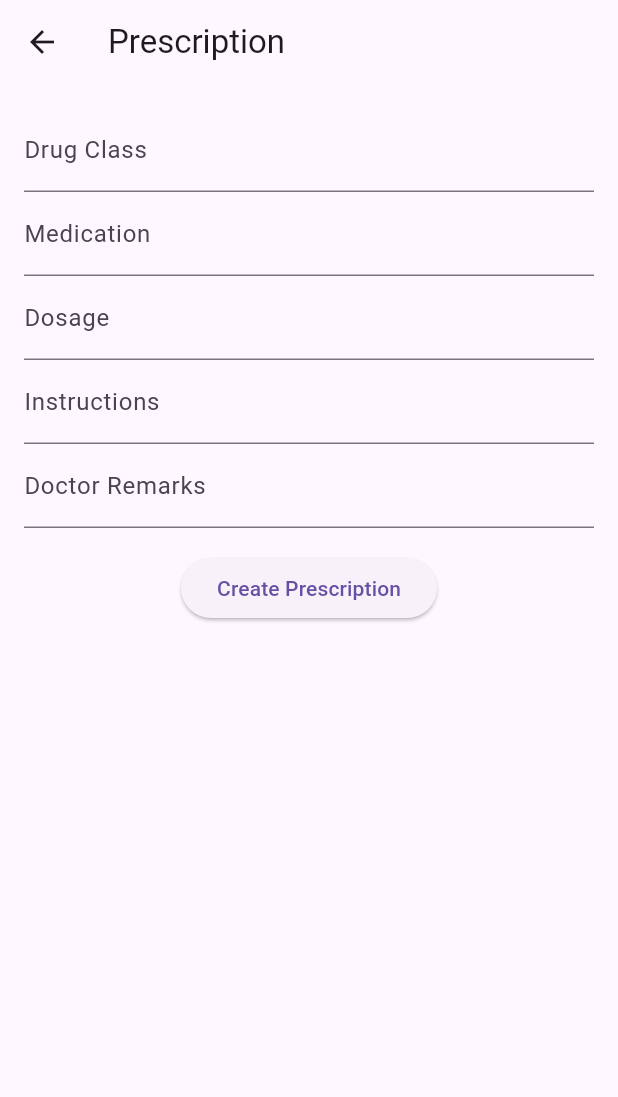
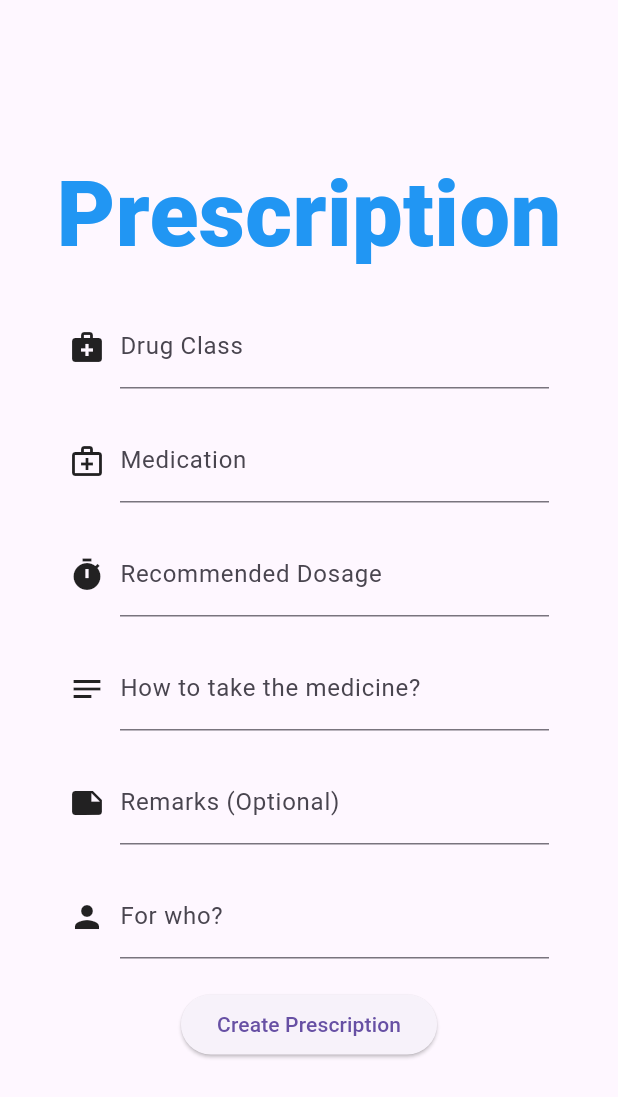
Before and after one commit to uniqlydev/seta, a Flutter app: the PrescriptionScreen screen opened by its route, after a tap on "Create Prescription", on a phone screen of 412 x 824 dp. Shown: the top 1097 px of the screen. Run offline on Flutter 3.47's test engine with Material 3 defaults, Android fonts, the phone set to English and light mode, and no system bars; our stand-ins replace bloc, cloud_firestore, equatable, firebase_auth, firebase_core, flutter_bloc and 3 more; missing offline and left inert: dart:ffi; accounts and stored records are empty; Roboto replaces fonts that are missing (RobotoMono).

Commit message:
Create prescription done

```diff
--- a/lib/blocs/prescription_bloc/prescription_bloc.dart
+++ b/lib/blocs/prescription_bloc/prescription_bloc.dart
@@ -37,10 +37,8 @@ class PrescriptionBloc extends Bloc<PrescriptionEvent, PrescriptionState> {
         'instructions': event.instructions,
       });
 
-      print("Prescription Created Successfully");
       emit(const PrescriptionSuccess(message: 'Prescription Created Successfully'));
     } catch (e) {
-      print("Failed to create prescription: $e");
       emit(const PrescriptionFailure(message: 'Failed to create prescription'));
     }
   }
--- a/lib/blocs/prescription_bloc/prescription_event.dart
+++ b/lib/blocs/prescription_bloc/prescription_event.dart
@@ -1,7 +1,7 @@
 part of 'prescription_bloc.dart';
 
 abstract class PrescriptionEvent extends Equatable {
-
+  const PrescriptionEvent();
 
   @override
   List<Object> get props => [];
@@ -15,7 +15,7 @@ class PrescriptionCreate extends PrescriptionEvent {
   final String drugClass;
   final String instructions;
 
-  PrescriptionCreate({
+  const PrescriptionCreate({
     required this.doctorId,
     required this.patientId,
     required this.medication,
@@ -25,5 +25,5 @@ class PrescriptionCreate extends PrescriptionEvent {
   });
 
   @override
-  List<Object> get props => [patientId, doctorId];
+  List<Object> get props => [doctorId, patientId, medication, dosage, drugClass, instructions];
 }
--- a/lib/blocs/user_bloc/auth_bloc.dart
+++ b/lib/blocs/user_bloc/auth_bloc.dart
@@ -51,7 +51,6 @@ class AuthBloc extends Bloc<AuthEvent, AuthState> {
           if (userType == 'D') {
             // Retreive subcollection of patients
             final patients = await _firestore.collection('doctors').doc(user.uid).collection('patients').get();
-            // Convert to list<Strings>
 
             emit(AuthAuthenticated(user: user, userType: userType!, firstName: userName, patients: patients.docs.map((e) => e.data()['name'] as String).toList()));
           }else if (userType == 'P') {
--- a/lib/repositories/prescribe_repository.dart
+++ b/lib/repositories/prescribe_repository.dart
@@ -9,7 +9,6 @@ class PrescribeRepository {
   Future<void> createPrescription({
     required String doctorId,
     required String patientId,
-    required String prescription,
     required String id,
     required String medication,
     required double dosage,
@@ -20,7 +19,6 @@ class PrescribeRepository {
       await _firestore.collection('prescriptions').doc(id).set({
         'doctorId': doctorId,
         'patientId': patientId,
-        'prescription': prescription,
         'id': id,
         'medication': medication,
         'dosage': dosage,
--- /dev/null
+++ b/lib/screens/doctor/prescription_patient.dart
@@ -0,0 +1,11 @@
+import 'package:flutter/foundation.dart';
+import 'package:flutter/material.dart';
+
+class PrescriptionPatient extends StatelessWidget {
+  const PrescriptionPatient({super.key});
+
+  @override
+  Widget build(BuildContext context) {
+    return const Placeholder();
+  }
+}
--- a/lib/screens/doctor/prescription_screen.dart
+++ b/lib/screens/doctor/prescription_screen.dart
@@ -1,7 +1,6 @@
 import 'package:codingbryant/blocs/prescription_bloc/prescription_bloc.dart';
 import 'package:codingbryant/repositories/prescribe_repository.dart';
 import 'package:firebase_auth/firebase_auth.dart';
-import 'package:flutter/foundation.dart';
 import 'package:flutter/material.dart';
 import 'package:flutter_bloc/flutter_bloc.dart';
 
@@ -13,30 +12,29 @@ class PrescriptionScreen extends StatelessWidget {
   final TextEditingController _dosage = TextEditingController();
   final TextEditingController _instructions = TextEditingController();
   final TextEditingController _doctorRemarksClass = TextEditingController();
+  final TextEditingController _patientId = TextEditingController();
 
   final String doctorUID = FirebaseAuth.instance.currentUser!.uid;
 
   @override
   Widget build(BuildContext context) {
-    return BlocProvider(
-      create: (context) => PrescriptionBloc(prescriptionRepository: PrescribeRepository()),
-      child: Scaffold(
-        appBar: AppBar(
-          title: const Text('Prescription'),
-        ),
-        body: BlocListener<PrescriptionBloc, PrescriptionState>(
+    return Scaffold(
+      body: BlocConsumer<PrescriptionBloc, PrescriptionState>(
         listener: (context, state) {
-            if (kDebugMode) {
-              print('Current state: $state');
-            }
           if (state is PrescriptionCreateLoading) {
             ScaffoldMessenger.of(context).showSnackBar(
               SnackBar(content: Text(state.message)),
             );
           } else if (state is PrescriptionSuccess) {
-              if (kDebugMode) {
-                print("Navigation to /dashboard-doctor");
-              }
+            ScaffoldMessenger.of(context).showSnackBar(
+              SnackBar(content: Text(state.message)),
+            );
+            _drugClass.clear();
+            _medicationClass.clear();
+            _dosage.clear();
+            _instructions.clear();
+            _doctorRemarksClass.clear();
+            // Navigate to dashboard
             Navigator.of(context).pushNamedAndRemoveUntil('/dashboard-doctor', (Route<dynamic> route) => false);
           } else if (state is PrescriptionFailure) {
             ScaffoldMessenger.of(context).showSnackBar(
@@ -44,50 +42,139 @@ class PrescriptionScreen extends StatelessWidget {
             );
           }
         },
-          child: Padding(
+        builder: (context, state) {
+          return Center(
+            child: SingleChildScrollView(
+              child: Column(
+                mainAxisAlignment: MainAxisAlignment.center,
+                children: [
+                  const Text(
+                    'Prescription',
+                    style: TextStyle(
+                      fontFamily: 'RobotoMono',
+                      fontSize: 60,
+                      fontWeight: FontWeight.w800,
+                      color: Colors.blue,
+                    ),
+                  ),
+                  Padding(
                     padding: const EdgeInsets.all(16.0),
                     child: Column(
                       children: [
-                TextField(
+                        Padding(
+                          padding: const EdgeInsets.symmetric(horizontal: 30.0),
+                          child: Row(
+                            children: [
+                              const Icon(Icons.medical_services),
+                              const SizedBox(width: 10),
+                              Expanded(
+                                child: TextFormField(
                                   controller: _drugClass,
                                   decoration: const InputDecoration(
                                     labelText: 'Drug Class',
                                   ),
                                 ),
-                TextField(
+                              ),
+                            ],
+                          ),
+                        ),
+                        const SizedBox(height: 20),
+                        Padding(
+                          padding: const EdgeInsets.symmetric(horizontal: 30.0),
+                          child: Row(
+                            children: [
+                              const Icon(Icons.medical_services_outlined),
+                              const SizedBox(width: 10),
+                              Expanded(
+                                child: TextFormField(
                                   controller: _medicationClass,
                                   decoration: const InputDecoration(
                                     labelText: 'Medication',
                                   ),
                                 ),
-                TextField(
+                              ),
+                            ],
+                          ),
+                        ),
+                        const SizedBox(height: 20),
+                        Padding(
+                          padding: const EdgeInsets.symmetric(horizontal: 30.0),
+                          child: Row(
+                            children: [
+                              const Icon(Icons.timer),
+                              const SizedBox(width: 10),
+                              Expanded(
+                                child: TextFormField(
                                   controller: _dosage,
                                   decoration: const InputDecoration(
-                    labelText: 'Dosage',
+                                    labelText: 'Recommended Dosage',
                                   ),
                                 ),
-                TextField(
+                              ),
+                            ],
+                          ),
+                        ),
+                        const SizedBox(height: 20),
+                        Padding(
+                          padding: const EdgeInsets.symmetric(horizontal: 30.0),
+                          child: Row(
+                            children: [
+                              const Icon(Icons.notes),
+                              const SizedBox(width: 10),
+                              Expanded(
+                                child: TextFormField(
                                   controller: _instructions,
                                   decoration: const InputDecoration(
-                    labelText: 'Instructions',
+                                    labelText: 'How to take the medicine?',
                                   ),
                                 ),
-                TextField(
+                              ),
+                            ],
+                          ),
+                        ),
+                        const SizedBox(height: 20),
+                        Padding(
+                          padding: const EdgeInsets.symmetric(horizontal: 30.0),
+                          child: Row(
+                            children: [
+                              const Icon(Icons.note),
+                              const SizedBox(width: 10),
+                              Expanded(
+                                child: TextFormField(
                                   controller: _doctorRemarksClass,
                                   decoration: const InputDecoration(
-                    labelText: 'Doctor Remarks',
+                                    labelText: 'Remarks (Optional)',
                                   ),
                                 ),
-                const SizedBox(height: 16.0),
+                              ),
+                            ],
+                          ),
+                        ),
+                        const SizedBox(height: 20),
+                        Padding(
+                          padding: const EdgeInsets.symmetric(horizontal: 30.0),
+                          child: Row(
+                            children: [
+                              const Icon(Icons.person),
+                              const SizedBox(width: 10),
+                              Expanded(
+                                child: TextFormField(
+                                  controller: _patientId,
+                                  decoration: const InputDecoration(
+                                    labelText: 'For who?',
+                                  ),
+                                ),
+                              ),
+                            ],
+                          ),
+                        ),
+                        const SizedBox(height: 20),
                         ElevatedButton(
                           onPressed: () {
-                    if (kDebugMode) {
-                      print("Create Prescription Button Pressed");
-                    }
-                    BlocProvider.of<PrescriptionBloc>(context).add(
+                            context.read<PrescriptionBloc>().add(
                               PrescriptionCreate(
                                 doctorId: doctorUID,
-                        patientId: '',
+                                patientId: _patientId.text, // Make sure to use a valid patientId
                                 medication: _medicationClass.text,
                                 dosage: double.parse(_dosage.text),
                                 drugClass: _drugClass.text,
@@ -100,7 +187,11 @@ class PrescriptionScreen extends StatelessWidget {
                       ],
                     ),
                   ),
+                ],
               ),
+            ),
+          );
+        },
       ),
     );
   }
```
Lines whose indentation alone changed are shown as unchanged.
